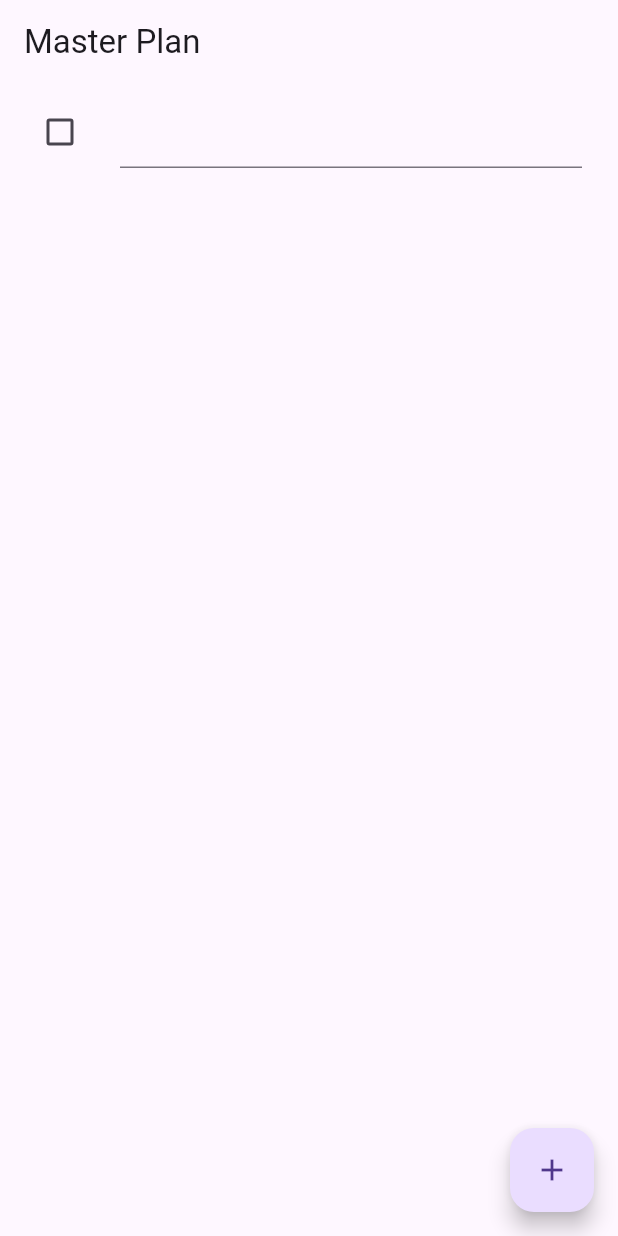
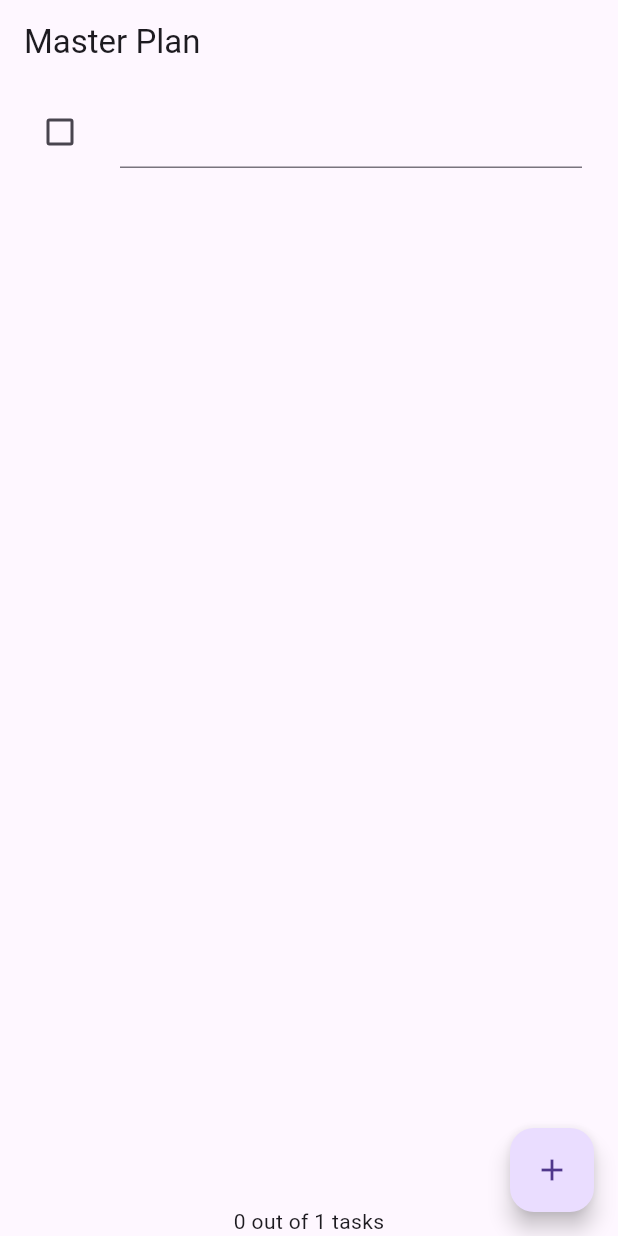
Before and after one commit to laurantine/Master-Plan, a Flutter app: the screen it shows after launch, after a tap on the "add" icon, on a phone screen of 412 x 824 dp. Run offline on Flutter 3.47's test engine with Material 3 defaults, Android fonts, the phone set to English and light mode, and no system bars.

Commit message:
InheritedWidget $ InheritedNotifier

```diff
--- a/lib/main.dart
+++ b/lib/main.dart
@@ -1,4 +1,6 @@
 import 'package:flutter/material.dart';
+import 'package:master_plan/models/plan.dart';
+import 'package:master_plan/plan_provider.dart';
 import 'package:master_plan/views/plan_screen.dart';
 
 void main() => runApp(MasterPlanApp());
@@ -13,7 +15,10 @@ class MasterPlanApp extends StatelessWidget {
       theme: ThemeData(
         primarySwatch: Colors.deepPurple,
       ),
-      home: PlanScreen(),
+      home: PlanProvider(
+        notifier: ValueNotifier<Plan>(const Plan()),
+        child: const PlanScreen(),
+      ),
     );
   }
 }
--- a/lib/models/plan.dart
+++ b/lib/models/plan.dart
@@ -3,5 +3,8 @@ import 'task.dart';
 class Plan {
   final String name;
   final List<Task> tasks;
+  int get completedCount => tasks.where((task) => task.complete).length;
+  String get completenessMessage =>
+      '$completedCount out of ${tasks.length} tasks';
   const Plan({this.name = '', this.tasks = const []});
 }
--- /dev/null
+++ b/lib/plan_provider.dart
@@ -0,0 +1,17 @@
+import 'package:flutter/cupertino.dart';
+import 'package:flutter/foundation.dart';
+import 'package:flutter/material.dart';
+import 'package:flutter/widgets.dart';
+
+import './models/data_layer.dart';
+
+class PlanProvider extends InheritedNotifier<ValueNotifier<Plan>> {
+  const PlanProvider(
+      {super.key, required Widget child, required ValueNotifier<Plan> notifier})
+      : super(child: child, notifier: notifier);
+  static ValueNotifier<Plan> of(BuildContext context) {
+    return context
+        .dependOnInheritedWidgetOfExactType<PlanProvider>()!
+        .notifier!;
+  }
+}
--- a/lib/views/plan_screen.dart
+++ b/lib/views/plan_screen.dart
@@ -1,4 +1,5 @@
 import 'package:flutter/material.dart';
+import 'package:master_plan/plan_provider.dart';
 import '../models/data_layer.dart';
 
 class PlanScreen extends StatefulWidget {
@@ -9,69 +10,123 @@ class PlanScreen extends StatefulWidget {
 }
 
 class _PlanScreenState extends State<PlanScreen> {
-  Plan plan = const Plan();
+  // Plan plan = const Plan();
+  late ScrollController scrollController;
   @override
+  void initState() {
+    super.initState();
+    scrollController = ScrollController()
+      ..addListener(() {
+        FocusScope.of(context).requestFocus(FocusNode());
+      });
+  }
+
+  void dispose() {
+    scrollController.dispose();
+    super.dispose();
+  }
+
   Widget build(BuildContext context) {
-    Widget _buildAddTaskButton() {
+    Widget _buildAddTaskButton(BuildContext context) {
+      ValueNotifier<Plan> planNotifier = PlanProvider.of(context);
       return FloatingActionButton(
         child: const Icon(Icons.add),
         onPressed: () {
-          setState(() {
-            plan = Plan(
-                name: plan.name,
-                tasks: List<Task>.from(plan.tasks)..add(const Task()));
-          });
+          Plan currentPlan = planNotifier.value;
+          planNotifier.value = Plan(
+            name: currentPlan.name,
+            tasks: List<Task>.from(currentPlan.tasks)..add(const Task()),
+          );
+          // setState(() {
+          //   plan = Plan(
+          //       name: plan.name,
+          //       tasks: List<Task>.from(plan.tasks)..add(const Task()));
+          // });
         },
       );
     }
 
-    Widget _buildTaskTile(Task task, int index) {
+    Widget _buildTaskTile(Task task, int index, BuildContext context) {
+      ValueNotifier<Plan> planNotifier = PlanProvider.of(context);
       return ListTile(
         leading: Checkbox(
             value: task.complete,
             onChanged: (selected) {
-              setState(() {
-                plan = Plan(
-                  name: plan.name,
-                  tasks: List<Task>.from(plan.tasks)
+              Plan currentPlan = planNotifier.value;
+              planNotifier.value = Plan(
+                name: currentPlan.name,
+                tasks: List<Task>.from(currentPlan.tasks)
                   ..[index] = Task(
                     description: task.description,
                     complete: selected ?? false,
                   ),
               );
-              });
+              // setState(() {
+              //   plan = Plan(
+              //     name: plan.name,
+              //     tasks: List<Task>.from(plan.tasks)
+              //       ..[index] = Task(
+              //         description: task.description,
+              //         complete: selected ?? false,
+              //       ),
+              //   );
+              // });
             }),
         title: TextFormField(
           initialValue: task.description,
-          onChanged: (text) => {
-            setState(() {
-              plan = Plan(
-                name: plan.name,
-                tasks: List<Task>.from(plan.tasks)
+          onChanged: (text) {
+            Plan currentPlan = planNotifier.value;
+            planNotifier.value = Plan(
+              name: currentPlan.name,
+              tasks: List<Task>.from(currentPlan.tasks)
                 ..[index] = Task(
+                  description: text,
                   complete: task.complete,
-                    description: text,
                 ),
             );
-            }),
+            // setState(() {
+            //   plan = Plan(
+            //     name: plan.name,
+            //     tasks: List<Task>.from(plan.tasks)
+            //       ..[index] = Task(
+            //         complete: task.complete,
+            //         description: text,
+            //       ),
+            //   );
+            // }),
           },
         ),
       );
     }
 
-    Widget _buildList() {
+    Widget _buildList(Plan plan) {
       return ListView.builder(
+          controller: scrollController,
+          keyboardDismissBehavior:
+              Theme.of(context).platform == TargetPlatform.iOS
+                  ? ScrollViewKeyboardDismissBehavior.onDrag
+                  : ScrollViewKeyboardDismissBehavior.manual,
           itemCount: plan.tasks.length,
           itemBuilder: (context, index) =>
-              _buildTaskTile(plan.tasks[index], index));
+              _buildTaskTile(plan.tasks[index], index, context));
     }
 
     return Scaffold(
       appBar: AppBar(
         title: const Text("Master Plan"),
       ),
-      body: _buildList(),
-      floatingActionButton: _buildAddTaskButton(),
+      body: ValueListenableBuilder<Plan>(
+        valueListenable: PlanProvider.of(context),
+        builder: (context, plan, child) {
+          return Column(
+            children: [
+              Expanded(child: _buildList(plan)),
+              SafeArea(child: Text(plan.completenessMessage))
+            ],
+          );
+        },
+      ),
+      floatingActionButton: _buildAddTaskButton(context),
     );
   }
 }
```
Lines whose indentation alone changed are shown as unchanged.
